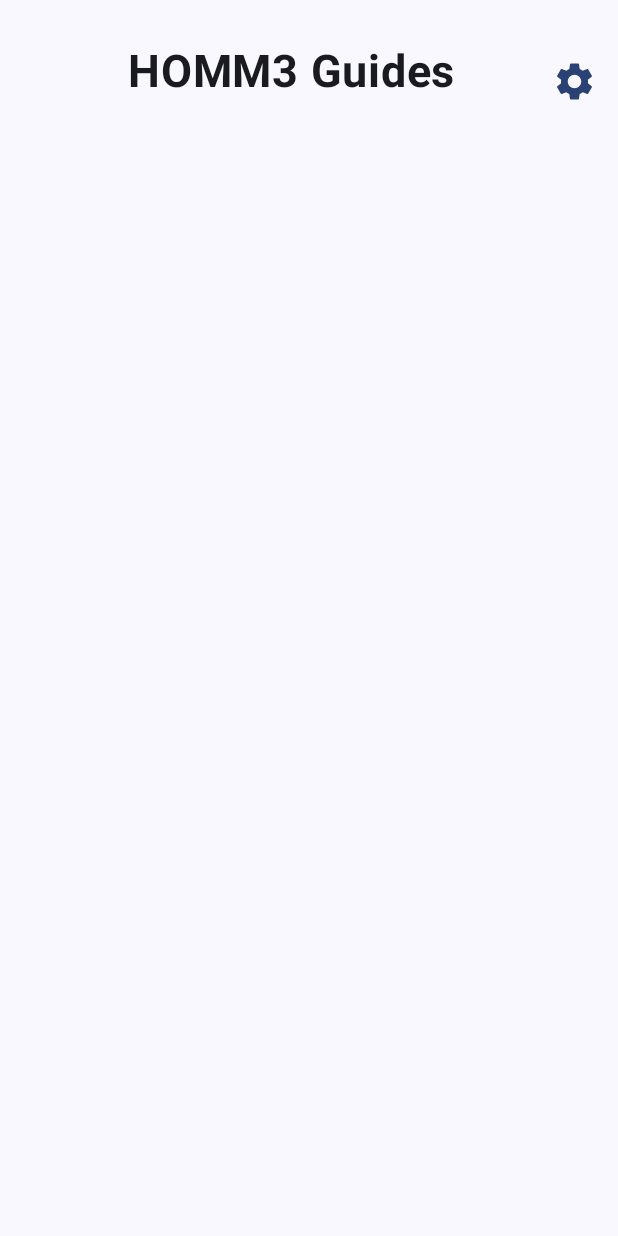
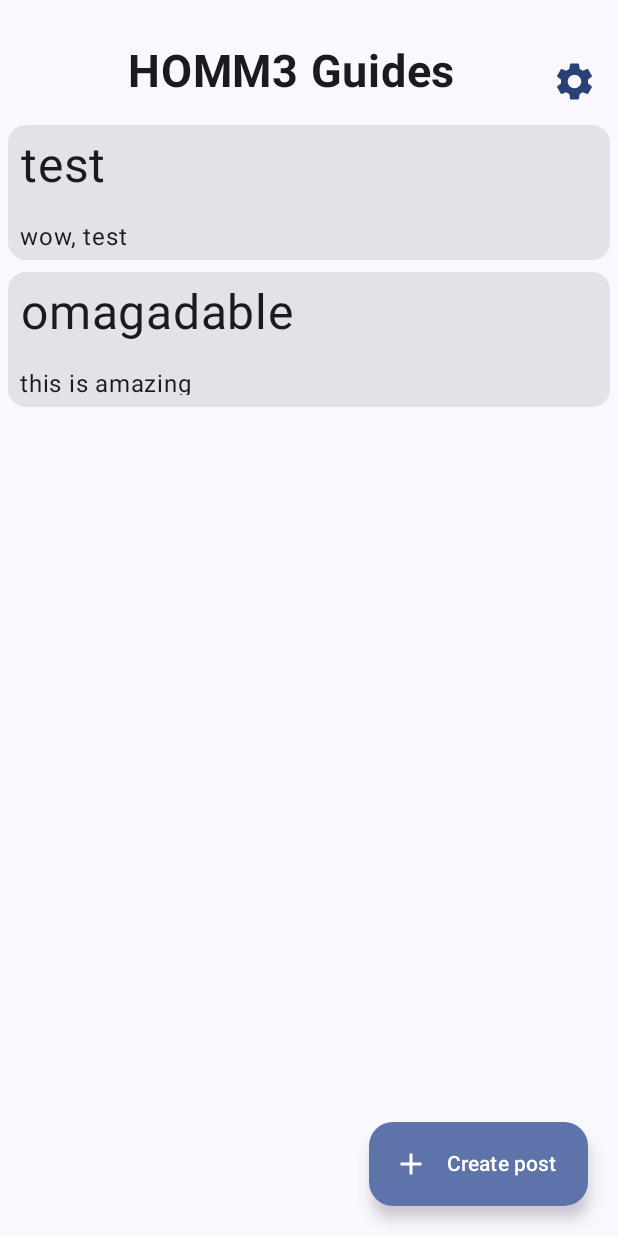
Before and after one commit to TiredClone/HOMM3GuideApp, an Android app built with Jetpack Compose: the screen it shows after launch (MainActivity), on a phone screen of 412 x 824 dp. Run offline under Robolectric (Android 15) with nearby library versions, the phone set to English and light mode, and no system bars.

Commit message:
database init

````diff
--- a/app/build.gradle.kts
+++ b/app/build.gradle.kts
@@ -60,6 +60,7 @@ dependencies {
     implementation(libs.androidx.ui.tooling.preview)
     implementation(libs.androidx.material3)
     implementation(libs.androidx.navigation.compose)
+    implementation("com.github.jeziellago:compose-markdown:0.4.1")
     testImplementation(libs.junit)
     androidTestImplementation(libs.androidx.junit)
     androidTestImplementation(libs.androidx.espresso.core)
--- a/app/src/main/AndroidManifest.xml
+++ b/app/src/main/AndroidManifest.xml
@@ -1,7 +1,7 @@
 <?xml version="1.0" encoding="utf-8"?>
 <manifest xmlns:android="http://schemas.android.com/apk/res/android"
     xmlns:tools="http://schemas.android.com/tools">
-
+    <uses-permission android:name="android.permission.INTERNET" />
     <application
         android:allowBackup="true"
         android:dataExtractionRules="@xml/data_extraction_rules"
--- a/app/src/main/java/com/neolife/homm3guide/MainActivity.kt
+++ b/app/src/main/java/com/neolife/homm3guide/MainActivity.kt
@@ -7,11 +7,15 @@ import androidx.compose.foundation.layout.fillMaxSize
 import androidx.compose.material3.MaterialTheme
 import androidx.compose.material3.Surface
 import androidx.compose.ui.Modifier
+import com.neolife.homm3guide.database.DBHelper
+import com.neolife.homm3guide.screen.home.HMM3CardList
+import com.neolife.homm3guide.screen.home.HomeScreen
 import com.neolife.homm3guide.ui.theme.HOMM3GuideTheme
 
 class MainActivity : ComponentActivity() {
     override fun onCreate(savedInstanceState: Bundle?) {
         super.onCreate(savedInstanceState)
+        var db = DBHelper(this);
         setContent {
             HOMM3GuideTheme {
                 // A surface container using the 'background' color from the theme
@@ -19,7 +23,7 @@ class MainActivity : ComponentActivity() {
                     modifier = Modifier.fillMaxSize(),
                     color = MaterialTheme.colorScheme.background
                 ) {
-                    Navigation()
+                    Navigation(db)
                 }
             }
         }
--- a/app/src/main/java/com/neolife/homm3guide/Navigation.kt
+++ b/app/src/main/java/com/neolife/homm3guide/Navigation.kt
@@ -5,18 +5,22 @@ import androidx.compose.animation.core.tween
 import androidx.compose.animation.fadeIn
 import androidx.compose.animation.fadeOut
 import androidx.compose.runtime.Composable
+import androidx.navigation.NavType
 import androidx.navigation.compose.NavHost
 import androidx.navigation.compose.composable
 import androidx.navigation.compose.rememberNavController
+import androidx.navigation.navArgument
+import com.neolife.homm3guide.database.DBHelper
 import com.neolife.homm3guide.screen.Screen
 import com.neolife.homm3guide.screen.aboutApp.AboutAppScreen
 import com.neolife.homm3guide.screen.aboutCreator.AboutAppCreatorScreen
 import com.neolife.homm3guide.screen.tableSettings.tableSettingsScreen
 import com.neolife.homm3guide.screen.home.HomeScreen
+import com.neolife.homm3guide.screen.post.postScreen
 import com.neolife.homm3guide.screen.settings.SettingsScreen
 
 @Composable
-fun Navigation() {
+fun Navigation(db: DBHelper) {
     val navController = rememberNavController()
 
     NavHost(
@@ -24,10 +28,15 @@ fun Navigation() {
         startDestination = Screen.HomeScreen.route
     ) {
         composable(route = Screen.HomeScreen.route) {
-            HomeScreen(navController = navController)
+            HomeScreen(navController = navController, db)
         }
         composable(route = Screen.AboutAppCreator.route) {
             AboutAppCreatorScreen(navController = navController)
+        }
+        composable(route = Screen.PostScreen.route, arguments = listOf(navArgument("post_id") { type = NavType.IntType })) {
+            backStackEntry ->
+            backStackEntry.arguments?.getInt("post_id")
+                ?.let { postScreen(navController = navController, db, it) }
         }
 
         composable(route = Screen.AboutAppScreen.route) {
--- /dev/null
+++ b/app/src/main/java/com/neolife/homm3guide/database/CardInfoModel.java
@@ -0,0 +1,51 @@
+package com.neolife.homm3guide.database;
+
+public class CardInfoModel {
+    private int id;
+    private String name;
+    private String caption;
+    private int post_id; //TODO
+
+    public CardInfoModel() {
+    }
+
+    public CardInfoModel(int id, String name, String caption, int post_id) {
+        this.id = id;
+        this.name = name;
+        this.caption = caption;
+        this.post_id = post_id;
+    }
+
+    public int getId() {
+        return id;
+    }
+
+    public String getName() {
+        return name;
+    }
+
+    public String getCaption() {
+        return caption;
+    }
+
+    public int getPost_id() {
+        return post_id;
+    }
+
+    public void setId(int id) {
+        this.id = id;
+    }
+
+    public void setName(String name) {
+        this.name = name;
+    }
+
+    public void setCaption(String caption) {
+        this.caption = caption;
+    }
+
+    public void setPost_id(int post_id) {
+        this.post_id = post_id;
+    }
+    //TODO CREATE_TIME AND EDITED_TIME
+}
--- /dev/null
+++ b/app/src/main/java/com/neolife/homm3guide/database/DBHelper.java
@@ -0,0 +1,125 @@
+package com.neolife.homm3guide.database;
+
+import android.annotation.SuppressLint;
+import android.content.Context;
+import android.database.Cursor;
+import android.database.sqlite.SQLiteDatabase;
+import android.database.sqlite.SQLiteOpenHelper;
+
+import java.util.ArrayList;
+import java.util.List;
+
+import androidx.annotation.Nullable;
+
+public class DBHelper extends SQLiteOpenHelper {
+
+    public DBHelper(@Nullable Context context) {
+        super(context, "hmm3_info.db", null, 1);
+    }
+
+    @Override
+    public void onCreate(SQLiteDatabase db) {
+        String createPostQuery = "CREATE TABLE post (id INTEGER PRIMARY KEY,name TEXT, markdown_text TEXT);";
+        String createCardQuery = "CREATE TABLE card (id INTEGER PRIMARY KEY,name TEXT,caption TEXT,post_id INTEGER,FOREIGN KEY(post_id) REFERENCES post(id));";
+//        String createSettingsQuery = "CREATE TABLE settings (id INTEGER PRIMARY KEY,name TEXT,value TEXT);";
+        db.execSQL(createPostQuery);
+        db.execSQL(createCardQuery);
+
+        db.execSQL("INSERT INTO post (name, markdown_text) values ('test bro test', '# Markdown Example\n" +
+                "\n" +
+                "This is a **Markdown** example demonstrating various formatting options:\n" +
+                "\n" +
+                "## Lists\n" +
+                "\n" +
+                "- **Ordered List:**\n" +
+                "  1. First item\n" +
+                "  2. Second item\n" +
+                "  3. Third item\n" +
+                "\n" +
+                "- **Unordered List:**\n" +
+                "  - Item 1\n" +
+                "  - Item 2\n" +
+                "  - Item 3\n" +
+                "\n" +
+                "## Text Formatting\n" +
+                "\n" +
+                "- *Italic Text*\n" +
+                "- **Bold Text**\n" +
+                "- ~~Strikethrough Text~~\n" +
+                "\n" +
+                "## Links and Images\n" +
+                "\n" +
+                "- [Link to Google](https://www.google.com)\n" +
+                "- ![Markdown Logo](https://markdown-here.com/img/icon256.png)\n" +
+                "\n" +
+                "## Code\n" +
+                "\n" +
+                "Inline code: `print(\"Hello, Markdown!\")`\n" +
+                "\n" +
+                "Block code:\n" +
+                "```python\n" +
+                "def greet():\n" +
+                "    print(\"Hello, Markdown!\")\n" +
+                "greet() ')");
+        db.execSQL("INSERT INTO card (name, caption, post_id) values ('test', 'wow, test', 1)");
+        db.execSQL("INSERT INTO card (name, caption) values ('omagadable', 'this is amazing')");
+//        db.execSQL(createSettingsQuery);
+    }
+
+    @Override
+    public void onUpgrade(SQLiteDatabase db, int oldVersion, int newVersion) {
+        //TODO
+    }
+
+    public List<CardInfoModel> getAllCards() {
+        List<CardInfoModel> res = new ArrayList<>();
+
+        String query = "SELECT * FROM card;";
+        SQLiteDatabase db = this.getReadableDatabase();
+
+        @SuppressLint("Recycle") Cursor cursor = db.rawQuery(query, null);
+
+        if (cursor.moveToFirst())
+        {
+            do {
+                int card_id = cursor.getInt(0);
+                String name = cursor.getString(1);
+                String caption = cursor.getString(2);
+                int post_id = cursor.getInt(3);
+
+                CardInfoModel newCard = new CardInfoModel(card_id,name,caption,post_id);
+                res.add(newCard);
+            }while (cursor.moveToNext());
+        } else {
+            //hz che tut poka dobavity. tut kodgda nichevo ne srabotalo
+        }
+
+        return res;
+    }
+
+    public PostInfoModel getPostById(int post_id) {
+        PostInfoModel res = new PostInfoModel();
+
+        String query = "SELECT * FROM post WHERE id = ?;";
+        SQLiteDatabase db = this.getReadableDatabase();
+
+        @SuppressLint("Recycle") Cursor cursor = db.rawQuery(query, new String[]{String.valueOf(post_id)});
+
+        if (cursor.moveToFirst())
+        {
+            do {
+                int id = cursor.getInt(0);
+                String name = cursor.getString(1);
+                String text = cursor.getString(2);
+
+                res = new PostInfoModel(id, name, text);
+
+
+            } while (cursor.moveToNext());
+        }
+
+        return res;
+    }
+
+
+}
--- a/app/src/main/java/com/neolife/homm3guide/screen/Screen.kt
+++ b/app/src/main/java/com/neolife/homm3guide/screen/Screen.kt
@@ -7,4 +7,6 @@ sealed class Screen(val route: String)
     data object AboutAppScreen: Screen("AboutAppScreen")
     data object SettingsScreen: Screen("SettingsScreen")
     data object TableSettingsScreen: Screen("tableSettingsScreen")
+
+    data object PostScreen: Screen("postScreen/{post_id}")
 }
--- /dev/null
+++ b/app/src/main/java/com/neolife/homm3guide/screen/home/HMM3Card.kt
@@ -0,0 +1,40 @@
+package com.neolife.homm3guide.screen.home
+
+import android.util.Log
+import androidx.compose.foundation.clickable
+import androidx.compose.foundation.layout.fillMaxHeight
+import androidx.compose.foundation.layout.fillMaxWidth
+import androidx.compose.foundation.layout.height
+import androidx.compose.foundation.layout.padding
+import androidx.compose.foundation.layout.size
+import androidx.compose.material3.Card
+import androidx.compose.material3.Text
+import androidx.compose.runtime.Composable
+import androidx.compose.ui.Modifier
+import androidx.compose.ui.text.style.TextAlign
+import androidx.compose.ui.unit.dp
+import androidx.compose.ui.unit.sp
+import androidx.navigation.NavController
+import com.neolife.homm3guide.database.CardInfoModel
+import com.neolife.homm3guide.screen.Screen
+
+@Composable
+fun HMM3Card(
+    data: CardInfoModel, navController: NavController
+) {
+    Card(modifier = Modifier
+        .fillMaxWidth().
+        padding(start = 5.dp, end = 5.dp, top = 8.dp).
+        height(90.dp)
+            .clickable { navController.navigate("postScreen/"+ data.post_id) }) {
+        Text(text = data.name,
+            fontSize = 32.sp,
+            modifier = Modifier
+                .padding(8.dp),
+            textAlign = TextAlign.Center,)
+        Text(text = data.caption,
+            fontSize = 16.sp,
+            modifier = Modifier
+                .padding(8.dp),)
+    }
+}
--- /dev/null
+++ b/app/src/main/java/com/neolife/homm3guide/screen/home/HMM3LazyCard.kt
@@ -0,0 +1,21 @@
+package com.neolife.homm3guide.screen.home
+
+import androidx.compose.foundation.layout.padding
+import androidx.compose.foundation.lazy.LazyColumn
+import androidx.compose.foundation.lazy.items
+import androidx.compose.runtime.Composable
+import androidx.compose.ui.Modifier
+import androidx.compose.ui.unit.dp
+import androidx.navigation.NavController
+import com.neolife.homm3guide.database.CardInfoModel
+
+@Composable
+fun HMM3CardList(
+    dataList : List<CardInfoModel>, navController: NavController
+) {
+    LazyColumn() {
+        items(dataList) { data ->
+            HMM3Card(data = data, navController)
+        }
+    }
+}
--- a/app/src/main/java/com/neolife/homm3guide/screen/home/HomeScreen.kt
+++ b/app/src/main/java/com/neolife/homm3guide/screen/home/HomeScreen.kt
@@ -1,28 +1,41 @@
 package com.neolife.homm3guide.screen.home
 
 import androidx.compose.foundation.layout.Arrangement
+import androidx.compose.foundation.layout.Column
 import androidx.compose.foundation.layout.Row
 import androidx.compose.foundation.layout.padding
 import androidx.compose.foundation.layout.size
 import androidx.compose.foundation.shape.CircleShape
 import androidx.compose.material.icons.Icons
+import androidx.compose.material.icons.filled.Add
 import androidx.compose.material.icons.filled.ArrowBack
 import androidx.compose.material.icons.filled.Settings
+import androidx.compose.material3.BottomAppBar
+import androidx.compose.material3.Card
+import androidx.compose.material3.CardDefaults
+import androidx.compose.material3.ExtendedFloatingActionButton
+import androidx.compose.material3.FloatingActionButton
 import androidx.compose.material3.Icon
+import androidx.compose.material3.IconButton
+import androidx.compose.material3.MaterialTheme
 import androidx.compose.material3.Text
 import androidx.compose.material3.TextButton
 import androidx.compose.runtime.Composable
+import androidx.compose.ui.Alignment
 import androidx.compose.ui.Modifier
 import androidx.compose.ui.res.stringResource
 import androidx.compose.ui.text.font.FontWeight
+import androidx.compose.ui.text.style.TextAlign
+import androidx.compose.ui.tooling.preview.Preview
 import androidx.compose.ui.unit.dp
 import androidx.compose.ui.unit.sp
 import androidx.navigation.NavController
 import com.neolife.homm3guide.R
+import com.neolife.homm3guide.database.DBHelper
 import com.neolife.homm3guide.screen.Screen
 
 @Composable
-fun HomeScreen(navController: NavController){
+fun HomeScreen(navController: NavController, db: DBHelper){
     Row (horizontalArrangement = Arrangement.End,
         modifier = Modifier.padding(top = 30.dp)){
 
@@ -47,4 +60,22 @@ fun HomeScreen(navController: NavController){
             )
         }
     }
+
+    Column (modifier = Modifier.padding(top = 75.dp)){
+        HMM3CardList(db.allCards, navController)
+
+    }
+    Row (horizontalArrangement = Arrangement.End,
+        verticalAlignment = Alignment.Bottom,
+        modifier = Modifier.padding(end = 20.dp, bottom = 20.dp)){
+        ExtendedFloatingActionButton(
+            onClick = { /*TODO*/ },
+            icon = { Icon(Icons.Filled.Add, "Extended floating action button.") },
+            text = { Text(text = "Create post") },
+        )
+    }
+
+
+
+
 }
--- a/settings.gradle.kts
+++ b/settings.gradle.kts
@@ -16,6 +16,7 @@ dependencyResolutionManagement {
     repositories {
         google()
         mavenCentral()
+        maven { url = uri("https://jitpack.io")}
     }
 }
 
````
Also changed, not shown: app/src/main/java/com/neolife/homm3guide/database/PostInfoModel.java (added, +42 -0 lines), app/src/main/java/com/neolife/homm3guide/screen/post/PostScreen.kt (added, +70 -0 lines), 1 other file.
